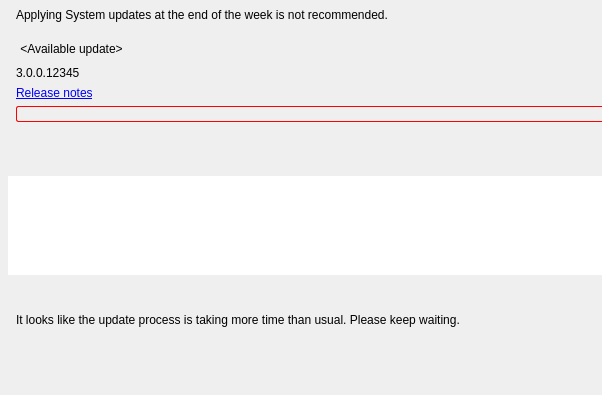
Old version of the form vms/client/nx_vms_client_desktop/src/nx/vms/client/desktop/system_update/multi_server_updates_widget.ui in the repository networkoptix/nx_open; both pictures show x 0 to 602 and y 0 to 395 of the 862 by 395 pixel window.
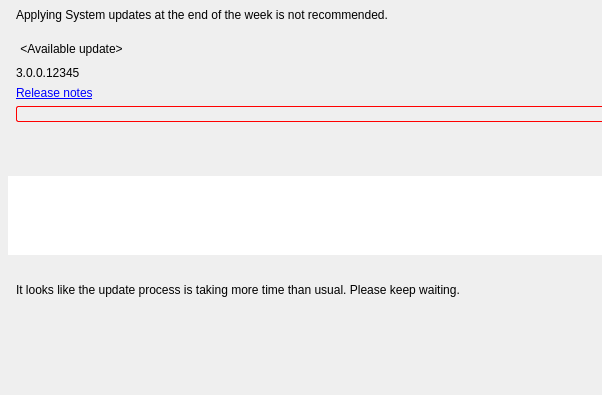
New version of the form. Custom widgets are drawn as their Qt base class.

Diff of the .ui file:
```diff
--- a/vms/client/nx_vms_client_desktop/src/nx/vms/client/desktop/system_update/multi_server_updates_widget.ui
+++ b/vms/client/nx_vms_client_desktop/src/nx/vms/client/desktop/system_update/multi_server_updates_widget.ui
@@ -505,7 +505,7 @@
    </item>
    <item>
     <widget class="QWidget" name="widget" native="true">
-     <layout class="QVBoxLayout" name="verticalLayout_2" stretch="1,1">
+     <layout class="QVBoxLayout" name="verticalLayout_2" stretch="1,1,0">
       <property name="leftMargin">
        <number>8</number>
       </property>
@@ -600,6 +600,19 @@
         </item>
        </layout>
       </item>
+      <item>
+       <spacer name="verticalSpacer">
+        <property name="orientation">
+         <enum>Qt::Vertical</enum>
+        </property>
+        <property name="sizeHint" stdset="0">
+         <size>
+          <width>20</width>
+          <height>40</height>
+         </size>
+        </property>
+       </spacer>
+      </item>
      </layout>
     </widget>
    </item>
```
Left out of the diff: 24 changed lines with no effect on the pictures.
